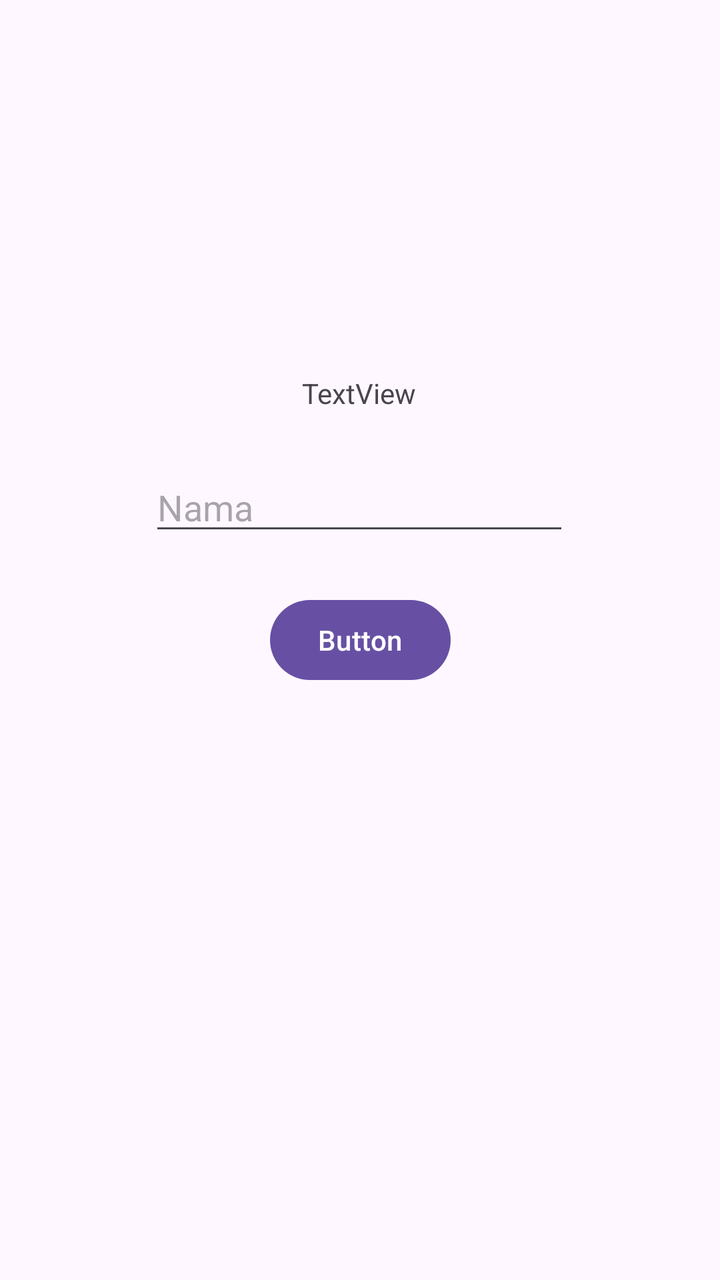
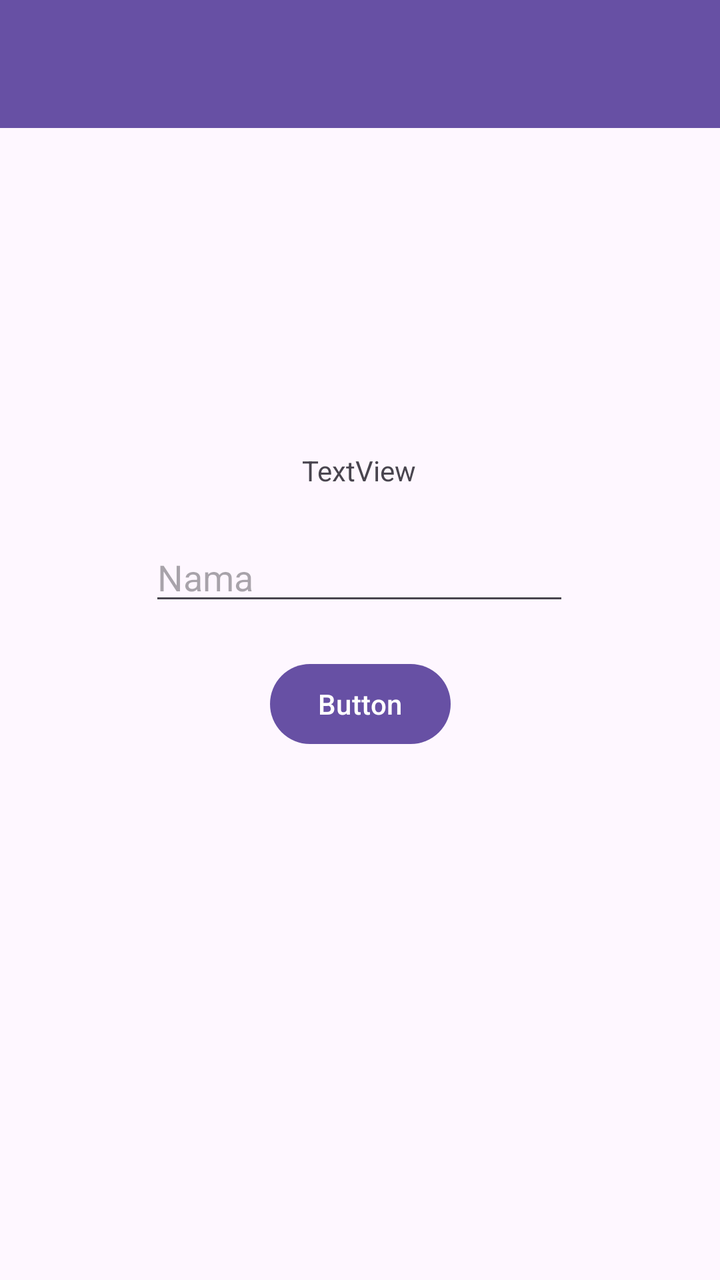

Screens rendered from an Android XML layout before and after an edit, with the pre-edit source and the edit as a unified diff.
<!-- AndroidManifest.xml: application theme Theme.Uranus_Rangga -->
<!-- res/layout/activity_second.xml -->
<?xml version="1.0" encoding="utf-8"?>
<androidx.constraintlayout.widget.ConstraintLayout xmlns:android="http://schemas.android.com/apk/res/android"
    xmlns:app="http://schemas.android.com/apk/res-auto"
    xmlns:tools="http://schemas.android.com/tools"
    android:id="@+id/main"
    android:layout_width="match_parent"
    android:layout_height="match_parent"
    tools:context=".pertemuan_2.SecondActivity">

    <TextView
        android:id="@+id/textNama"
        android:layout_width="wrap_content"
        android:layout_height="wrap_content"
        android:text="TextView"
        app:layout_constraintBottom_toTopOf="@+id/inputNama"
        app:layout_constraintEnd_toEndOf="parent"
        app:layout_constraintHorizontal_bias="0.498"
        app:layout_constraintStart_toStartOf="parent"
        app:layout_constraintTop_toTopOf="parent"
        app:layout_constraintVertical_bias="0.881" />

    <Button
        android:id="@+id/btnSubmit"
        android:layout_width="wrap_content"
        android:layout_height="wrap_content"
        android:text="Button"
        app:layout_constraintBottom_toBottomOf="parent"
        app:layout_constraintEnd_toEndOf="parent"
        app:layout_constraintStart_toStartOf="parent"
        app:layout_constraintTop_toTopOf="parent" />

    <EditText
        android:id="@+id/inputNama"
        android:layout_width="wrap_content"
        android:layout_height="wrap_content"
        android:autofillHints="name"
        android:ems="10"
        android:hint="Nama"
        android:inputType="text"
        app:layout_constraintBottom_toTopOf="@+id/btnSubmit"
        app:layout_constraintEnd_toEndOf="parent"
        app:layout_constraintHorizontal_bias="0.497"
        app:layout_constraintStart_toStartOf="parent"
        app:layout_constraintTop_toTopOf="parent"
        app:layout_constraintVertical_bias="0.909" />

</androidx.constraintlayout.widget.ConstraintLayout>
<!-- resources referenced by this layout -->
<resources>
  <style name="Theme.Uranus_Rangga" parent="Base.Theme.Uranus_Rangga" />
  <style name="Base.Theme.Uranus_Rangga" parent="Theme.Material3.DayNight.NoActionBar">
          
          
      </style>
</resources>

<!-- the commit's change to res/layout/activity_second.xml (unified diff, before → after) -->
@@ -6,6 +6,17 @@
     android:layout_width="match_parent"
     android:layout_height="match_parent"
     tools:context=".pertemuan_2.SecondActivity">
+
+    <androidx.appcompat.widget.Toolbar
+        android:id="@+id/toolbar"
+        android:layout_width="match_parent"
+        android:layout_height="?attr/actionBarSize"
+        android:background="?attr/colorPrimary"
+        app:titleTextColor="@android:color/white"
+        app:subtitleTextColor="@android:color/white"
+        app:layout_constraintTop_toTopOf="parent"
+        app:layout_constraintStart_toStartOf="parent"
+        app:layout_constraintEnd_toEndOf="parent" />
 
     <TextView
         android:id="@+id/textNama"
@@ -16,7 +27,7 @@
         app:layout_constraintEnd_toEndOf="parent"
         app:layout_constraintHorizontal_bias="0.498"
         app:layout_constraintStart_toStartOf="parent"
-        app:layout_constraintTop_toTopOf="parent"
+        app:layout_constraintTop_toBottomOf="@+id/toolbar"
         app:layout_constraintVertical_bias="0.881" />
 
     <Button
@@ -27,7 +38,7 @@
         app:layout_constraintBottom_toBottomOf="parent"
         app:layout_constraintEnd_toEndOf="parent"
         app:layout_constraintStart_toStartOf="parent"
-        app:layout_constraintTop_toTopOf="parent" />
+        app:layout_constraintTop_toBottomOf="@+id/toolbar" />
 
     <EditText
         android:id="@+id/inputNama"
@@ -41,7 +52,7 @@
         app:layout_constraintEnd_toEndOf="parent"
         app:layout_constraintHorizontal_bias="0.497"
         app:layout_constraintStart_toStartOf="parent"
-        app:layout_constraintTop_toTopOf="parent"
+        app:layout_constraintTop_toBottomOf="@+id/toolbar"
         app:layout_constraintVertical_bias="0.909" />
 
 </androidx.constraintlayout.widget.ConstraintLayout>
